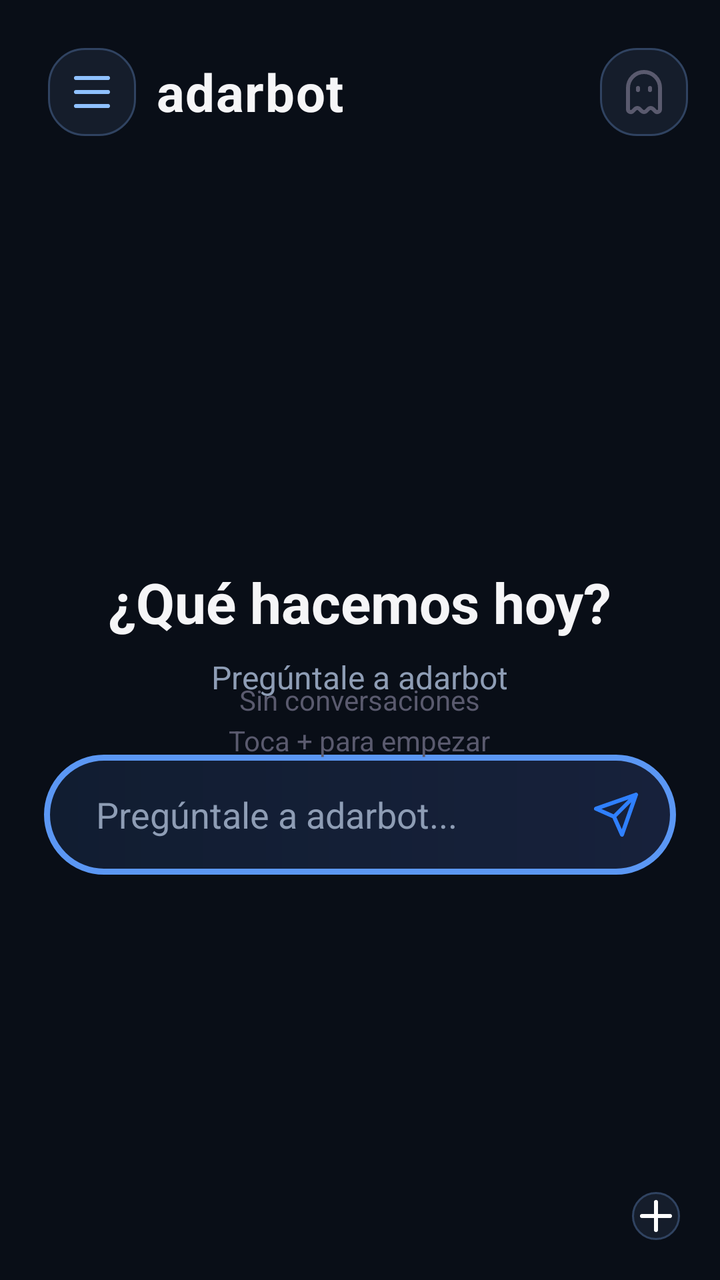
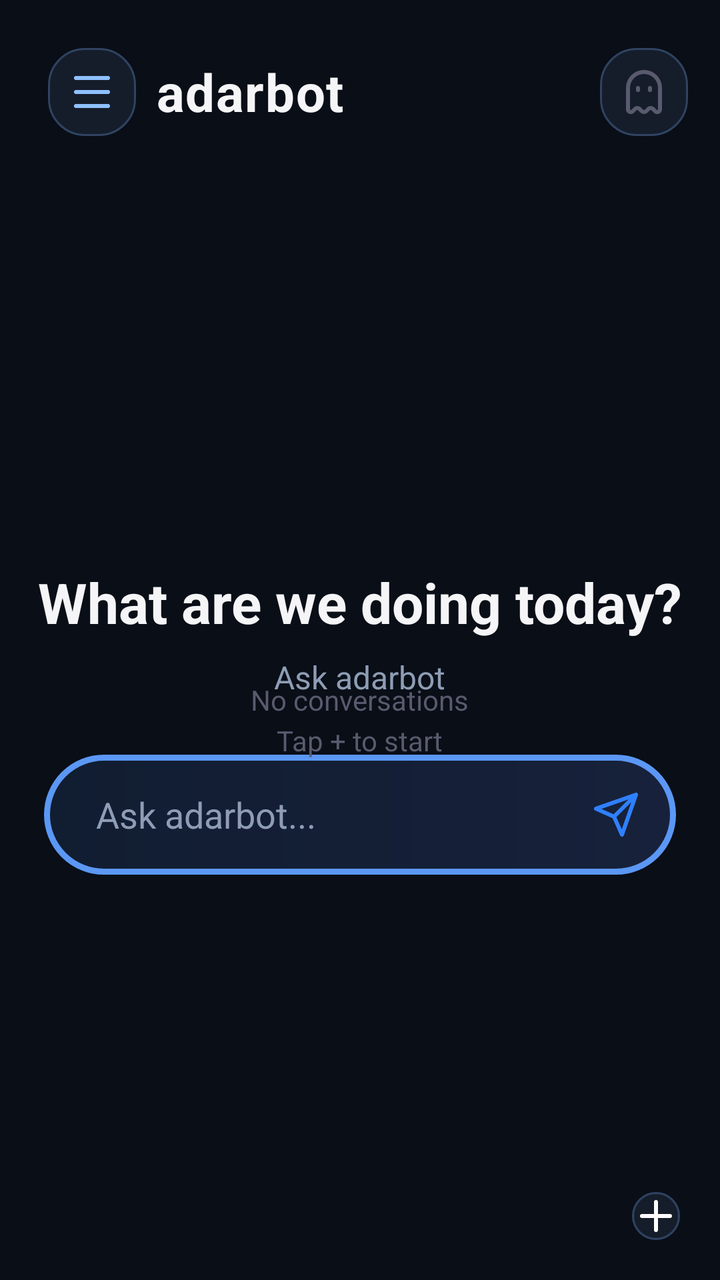

Compare the two renders of this Android layout. The source of the first and the diff that turns it into the second are given below.
<!-- AndroidManifest.xml: application theme Theme.NemotronVoiceIME -->
<!-- res/layout/activity_chats.xml -->
<?xml version="1.0" encoding="utf-8"?>
<LinearLayout xmlns:android="http://schemas.android.com/apk/res/android"
    xmlns:app="http://schemas.android.com/apk/res-auto"
    android:layout_width="match_parent"
    android:layout_height="match_parent"
    android:background="#090E17"
    android:orientation="vertical">

    <LinearLayout
        android:layout_width="match_parent"
        android:layout_height="wrap_content"
        android:gravity="center_vertical"
        android:orientation="horizontal"
        android:paddingLeft="24dp"
        android:paddingTop="24dp"
        android:paddingRight="16dp"
        android:paddingBottom="12dp">

        <ImageButton
            android:id="@+id/menuBtn"
            android:layout_width="44dp"
            android:layout_height="44dp"
            android:layout_marginRight="10dp"
            android:background="@drawable/bg_chip"
            android:contentDescription="Menu de adarbot"
            android:padding="10dp"
            android:src="@drawable/ic_menu"
            android:tint="#8FC1FF" />

        <LinearLayout
            android:layout_width="0dp"
            android:layout_height="wrap_content"
            android:layout_weight="1"
            android:orientation="vertical">

        <TextView
            android:id="@+id/homeGreeting"
            android:layout_width="wrap_content"
                android:layout_height="wrap_content"
                android:text="adarbot"
                android:textColor="#F5F5F7"
                android:textSize="26sp"
                android:textStyle="bold"
                android:letterSpacing="0.02" />

        </LinearLayout>

        <ImageButton
            android:id="@+id/incognitoBtn"
            android:layout_width="44dp"
            android:layout_height="44dp"
            android:background="@drawable/bg_chip"
            android:contentDescription="Modo incognito"
            android:src="@drawable/ic_ghost"
            android:tint="#5A5A6E"
            android:padding="10dp" />
    </LinearLayout>

    <FrameLayout
        android:layout_width="match_parent"
        android:layout_height="0dp"
        android:layout_weight="1">

        <LinearLayout
            android:id="@+id/homeContent"
            android:layout_width="match_parent"
            android:layout_height="match_parent"
            android:gravity="center"
            android:orientation="vertical">
            <TextView
                android:layout_width="wrap_content"
                android:layout_height="wrap_content"
                android:text="¿Qué hacemos hoy?"
                android:textColor="#F5F5F7"
                android:textSize="28sp"
                android:textStyle="bold" />
            <TextView
                android:layout_width="wrap_content"
                android:layout_height="wrap_content"
                android:layout_marginTop="8dp"
                android:text="Pregúntale a adarbot"
                android:textColor="#8E9DB5"
                android:textSize="16sp" />
            <LinearLayout
                android:layout_width="match_parent"
                android:layout_height="wrap_content"
                android:layout_marginLeft="22dp"
                android:layout_marginTop="28dp"
                android:layout_marginRight="22dp"
                android:background="@drawable/bg_float_bar"
                android:gravity="center_vertical"
                android:paddingLeft="12dp"
                android:paddingTop="8dp"
                android:paddingRight="8dp"
                android:paddingBottom="8dp">
                <EditText
                    android:id="@+id/homeInput"
                    android:layout_width="0dp"
                    android:layout_height="44dp"
                    android:layout_weight="1"
                    android:background="@android:color/transparent"
                    android:hint="Pregúntale a adarbot..."
                    android:imeOptions="actionSend"
                    android:maxLines="1"
                    android:paddingLeft="14dp"
                    android:paddingRight="8dp"
                    android:textColor="#EDEDF0"
                    android:textColorHint="#8E9DB5" />
                <ImageButton
                    android:id="@+id/homeSend"
                    android:layout_width="44dp"
                    android:layout_height="44dp"
                    android:background="@android:color/transparent"
                    android:contentDescription="Enviar"
                    android:padding="10dp"
                    android:src="@drawable/ic_send"
                    android:tint="#2F80FF" />
            </LinearLayout>
        </LinearLayout>

        <androidx.recyclerview.widget.RecyclerView
            android:id="@+id/recyclerChats"
            android:layout_width="match_parent"
            android:layout_height="match_parent"
            android:scrollbars="none"
            android:clipToPadding="false"
            android:paddingBottom="96dp" />

        <TextView
            android:id="@+id/emptyView"
            android:layout_width="wrap_content"
            android:layout_height="wrap_content"
            android:layout_gravity="center"
            android:gravity="center"
            android:lineSpacingExtra="4dp"
            android:text="Sin conversaciones\nToca + para empezar"
            android:textColor="#5A5A6E"
            android:textSize="14sp" />

        <ImageButton
            android:id="@+id/fabNew"
            android:layout_width="wrap_content"
            android:layout_height="wrap_content"
            android:layout_gravity="end|bottom"
            android:layout_margin="20dp"
            android:background="@drawable/bg_chip"
            android:contentDescription="Nueva conversacion"
            android:src="@drawable/ic_plus"
            android:tint="#FFFFFF" />
    </FrameLayout>
</LinearLayout>
<!-- resources referenced by this layout -->
<resources>
  <!-- drawable bg_chip (drawable) -->
  <shape xmlns:android="http://schemas.android.com/apk/res/android"
      android:shape="rectangle">
      <solid android:color="#151D2B" />
      <stroke android:width="1dp" android:color="#304361" />
      <corners android:radius="18dp" />
  </shape>
  <!-- drawable bg_float_bar (drawable) -->
  <shape xmlns:android="http://schemas.android.com/apk/res/android" android:shape="rectangle">
      <gradient android:angle="0" android:startColor="#111D31" android:endColor="#17213B" />
      <stroke android:width="3dp" android:color="#5B97F4" />
      <corners android:radius="36dp" />
  </shape>
  <!-- drawable ic_ghost (drawable) -->
  <vector xmlns:android="http://schemas.android.com/apk/res/android" android:width="24dp" android:height="24dp" android:viewportWidth="24" android:viewportHeight="24">
      <path android:fillColor="#00000000" android:strokeColor="#FFFFFFFF" android:strokeWidth="2" android:strokeLineCap="round" android:strokeLineJoin="round" android:pathData="M15,10L15,11M9,10L9,11M7.53,20.47A1.6,1.6 0,0 1,9.8,20.47L10.86,21.53A1.6,1.6 0,0 0,13.14,21.53L14.2,20.47A1.6,1.6 0,0 1,16.48,20.47L17.59,21.59A1.4,1.4 0,0 0,20,20.59L20,10A8,8 0,0 0,4,10L4,20.59A1.4,1.4 0,0 0,6.41,21.59Z" />
  </vector>
  <!-- drawable ic_menu (drawable) -->
  <vector xmlns:android="http://schemas.android.com/apk/res/android" android:width="24dp" android:height="24dp" android:viewportWidth="24" android:viewportHeight="24">
      <path android:fillColor="#00000000" android:strokeColor="#FFFFFFFF" android:strokeWidth="2" android:strokeLineCap="round" android:pathData="M4,5L20,5M4,12L20,12M4,19L20,19" />
  </vector>
  <!-- drawable ic_plus (drawable) -->
  <vector xmlns:android="http://schemas.android.com/apk/res/android" android:width="24dp" android:height="24dp" android:viewportWidth="24" android:viewportHeight="24">
      <path android:fillColor="#00000000" android:strokeColor="#FFFFFFFF" android:strokeWidth="2" android:strokeLineCap="round" android:pathData="M5,12L19,12M12,5L12,19" />
  </vector>
  <!-- drawable ic_send (drawable) -->
  <vector xmlns:android="http://schemas.android.com/apk/res/android" android:width="24dp" android:height="24dp" android:viewportWidth="24" android:viewportHeight="24">
      <path android:fillColor="#00000000" android:strokeColor="#FFFFFFFF" android:strokeWidth="2" android:strokeLineCap="round" android:strokeLineJoin="round" android:pathData="M22,2L11,13M22,2L15,22L11,13L2,9Z" />
  </vector>
  <style name="Theme.NemotronVoiceIME" parent="Theme.Material3.DayNight.NoActionBar">
          <item name="colorPrimary">@color/accent</item>
          <item name="colorPrimaryVariant">@color/accent_dark</item>
          <item name="colorOnPrimary">@color/text_light</item>
          <item name="colorControlActivated">@color/adarbot_accent</item>
          <item name="android:statusBarColor">@color/bg_primary</item>
      </style>
  <color name="accent">#76B900</color>
  <color name="accent_dark">#5A8C00</color>
  <color name="text_light">#FFFFFF</color>
  <color name="adarbot_accent">#5B97F4</color>
  <color name="bg_primary">#1A1A2E</color>
</resources>

<!-- the commit's change to res/layout/activity_chats.xml (unified diff, before → after) -->
@@ -70,7 +70,7 @@
             <TextView
                 android:layout_width="wrap_content"
                 android:layout_height="wrap_content"
-                android:text="¿Qué hacemos hoy?"
+                android:text="What are we doing today?"
                 android:textColor="#F5F5F7"
                 android:textSize="28sp"
                 android:textStyle="bold" />
@@ -78,7 +78,7 @@
                 android:layout_width="wrap_content"
                 android:layout_height="wrap_content"
                 android:layout_marginTop="8dp"
-                android:text="Pregúntale a adarbot"
+                android:text="Ask adarbot"
                 android:textColor="#8E9DB5"
                 android:textSize="16sp" />
             <LinearLayout
@@ -99,7 +99,7 @@
                     android:layout_height="44dp"
                     android:layout_weight="1"
                     android:background="@android:color/transparent"
-                    android:hint="Pregúntale a adarbot..."
+                    android:hint="Ask adarbot..."
                     android:imeOptions="actionSend"
                     android:maxLines="1"
                     android:paddingLeft="14dp"
@@ -111,7 +111,7 @@
                     android:layout_width="44dp"
                     android:layout_height="44dp"
                     android:background="@android:color/transparent"
-                    android:contentDescription="Enviar"
+                    android:contentDescription="Send"
                     android:padding="10dp"
                     android:src="@drawable/ic_send"
                     android:tint="#2F80FF" />
@@ -133,7 +133,7 @@
             android:layout_gravity="center"
             android:gravity="center"
             android:lineSpacingExtra="4dp"
-            android:text="Sin conversaciones\nToca + para empezar"
+            android:text="No conversations\nTap + to start"
             android:textColor="#5A5A6E"
             android:textSize="14sp" />
 
@@ -144,7 +144,7 @@
             android:layout_gravity="end|bottom"
             android:layout_margin="20dp"
             android:background="@drawable/bg_chip"
-            android:contentDescription="Nueva conversacion"
+            android:contentDescription="New conversation"
             android:src="@drawable/ic_plus"
             android:tint="#FFFFFF" />
     </FrameLayout>
